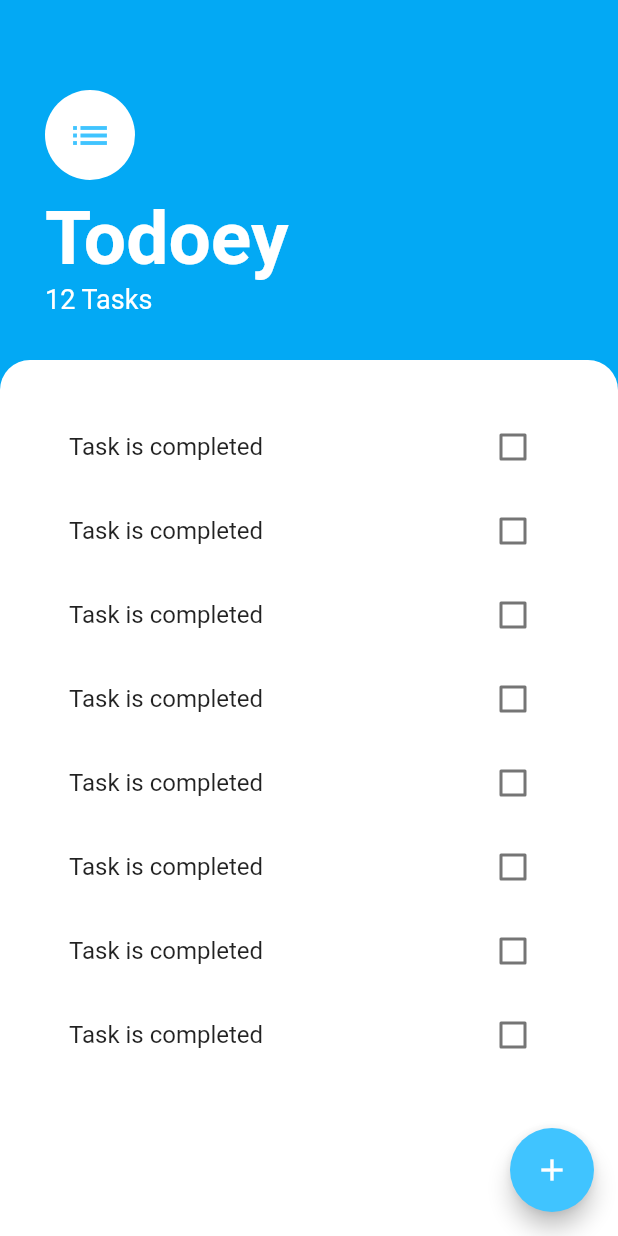
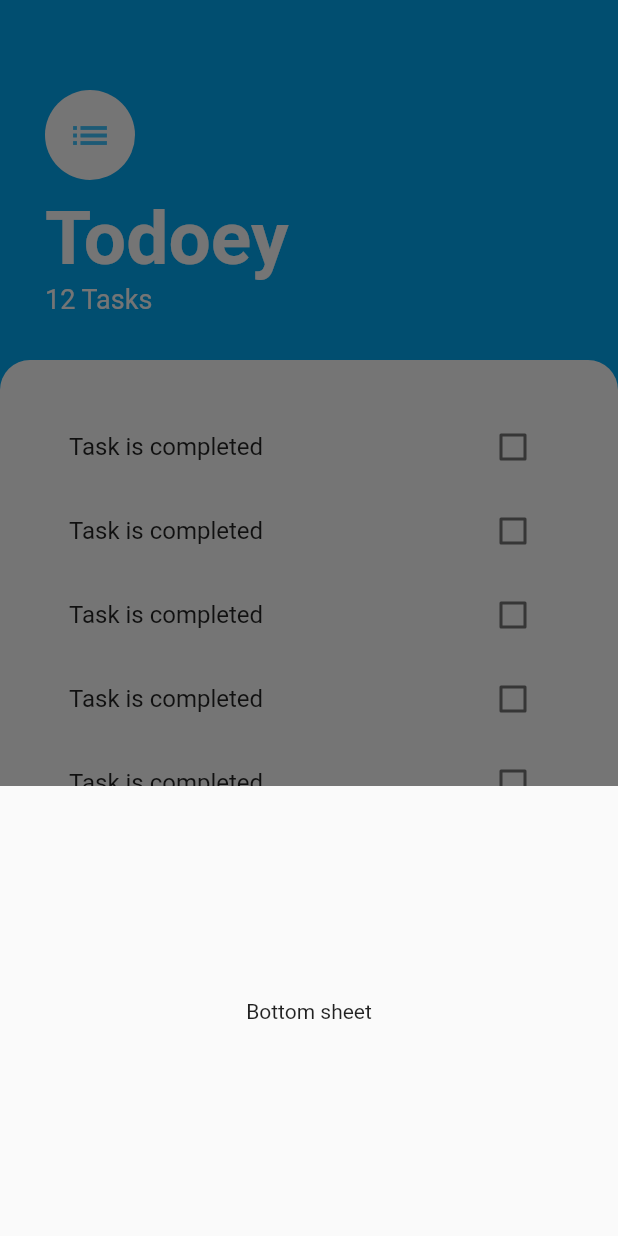
Before and after one commit to YashrajMalviya/ToDo, a Flutter app: the screen it shows after launch, after a tap on the "add" icon, on a phone screen of 412 x 824 dp. Run offline on Flutter 3.47's test engine with Material 2 defaults, Android fonts, the phone set to English and light mode, and no system bars.

Commit message:
BottomSheetBuilder

```diff
--- a/lib/screens/tasks_screen.dart
+++ b/lib/screens/tasks_screen.dart
@@ -3,6 +3,15 @@ import 'package:to_do_flutter/widgets/tasks_list.dart';
 
 class TaskScreen extends StatelessWidget {
   const TaskScreen({super.key});
+
+  Widget buildBottomSheet(BuildContext context) {
+    return const SizedBox(
+      height: 300,
+      child: Center(
+        child: Text("Bottom sheet"),
+      ),
+    );
+  }
 
   @override
   Widget build(BuildContext context) {
@@ -10,7 +19,9 @@ class TaskScreen extends StatelessWidget {
       backgroundColor: Colors.lightBlue,
       floatingActionButton: FloatingActionButton(
         backgroundColor: Colors.lightBlueAccent,
-        onPressed: () {},
+        onPressed: () {
+          showModalBottomSheet(context: context, builder: buildBottomSheet);
+        },
         child: const Icon(Icons.add),
       ),
       body: SafeArea(
```
